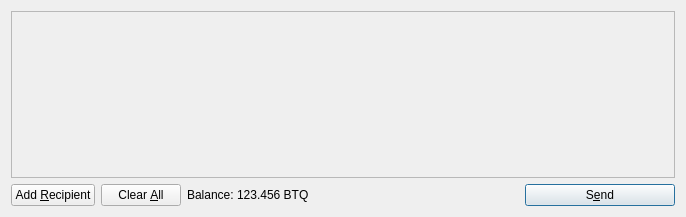
Old version of the form src/qt/forms/sendcoinsdialog.ui in the repository bitquarkcoin/BitQuark.
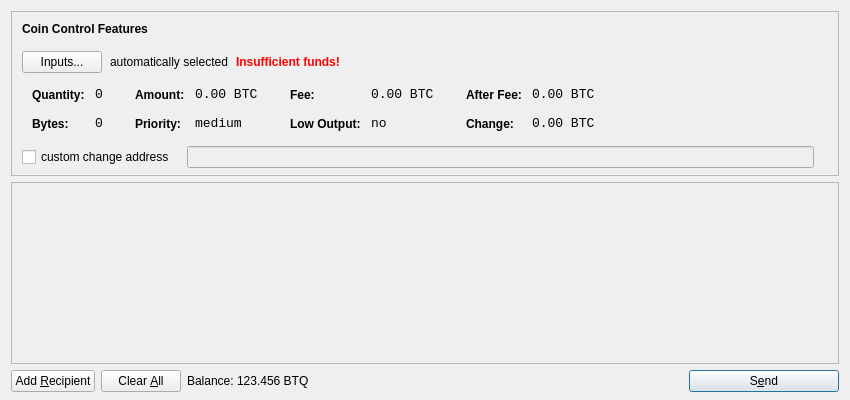
New version of the form. Icons and pictures are not drawn.

Patch:
```diff
--- a/src/qt/forms/sendcoinsdialog.ui
+++ b/src/qt/forms/sendcoinsdialog.ui
@@ -6,14 +6,615 @@
    <rect>
     <x>0</x>
     <y>0</y>
-    <width>686</width>
-    <height>217</height>
+    <width>850</width>
+    <height>400</height>
    </rect>
   </property>
   <property name="windowTitle">
    <string>Send Coins</string>
   </property>
-  <layout class="QVBoxLayout" name="verticalLayout">
+  <layout class="QVBoxLayout" name="verticalLayout" stretch="0,1,0">
+   <property name="bottomMargin">
+    <number>8</number>
+   </property>
+   <item>
+    <widget class="QFrame" name="frameCoinControl">
+     <property name="sizePolicy">
+      <sizepolicy hsizetype="Expanding" vsizetype="Expanding">
+       <horstretch>0</horstretch>
+       <verstretch>0</verstretch>
+      </sizepolicy>
+     </property>
+     <property name="maximumSize">
+      <size>
+       <width>16777215</width>
+       <height>16777215</height>
+      </size>
+     </property>
+     <property name="frameShape">
+      <enum>QFrame::StyledPanel</enum>
+     </property>
+     <property name="frameShadow">
+      <enum>QFrame::Sunken</enum>
+     </property>
+     <layout class="QVBoxLayout" name="verticalLayoutCoinControl2">
+      <property name="spacing">
+       <number>-1</number>
+      </property>
+      <property name="leftMargin">
+       <number>0</number>
+      </property>
+      <property name="topMargin">
+       <number>0</number>
+      </property>
+      <property name="rightMargin">
+       <number>0</number>
+      </property>
+      <property name="bottomMargin">
+       <number>6</number>
+      </property>
+      <item>
+       <layout class="QVBoxLayout" name="verticalLayoutCoinControl" stretch="0,0,0,0,1">
+        <property name="spacing">
+         <number>0</number>
+        </property>
+        <property name="leftMargin">
+         <number>10</number>
+        </property>
+        <property name="topMargin">
+         <number>10</number>
+        </property>
+        <item>
+         <layout class="QHBoxLayout" name="horizontalLayoutCoinControl1">
+          <property name="bottomMargin">
+           <number>15</number>
+          </property>
+          <item>
+           <widget class="QLabel" name="labelCoinControlFeatures">
+            <property name="sizePolicy">
+             <sizepolicy hsizetype="Preferred" vsizetype="Maximum">
+              <horstretch>0</horstretch>
+              <verstretch>0</verstretch>
+             </sizepolicy>
+            </property>
+            <property name="font">
+             <font>
+              <weight>75</weight>
+              <bold>true</bold>
+             </font>
+            </property>
+            <property name="styleSheet">
+             <string notr="true">font-weight:bold;</string>
+            </property>
+            <property name="text">
+             <string>Coin Control Features</string>
+            </property>
+           </widget>
+          </item>
+         </layout>
+        </item>
+        <item>
+         <layout class="QHBoxLayout" name="horizontalLayoutCoinControl2" stretch="0,0,0,0">
+          <property name="spacing">
+           <number>8</number>
+          </property>
+          <property name="bottomMargin">
+           <number>10</number>
+          </property>
+          <item>
+           <widget class="QPushButton" name="pushButtonCoinControl">
+            <property name="styleSheet">
+             <string notr="true"/>
+            </property>
+            <property name="text">
+             <string>Inputs...</string>
+            </property>
+           </widget>
+          </item>
+          <item>
+           <widget class="QLabel" name="labelCoinControlAutomaticallySelected">
+            <property name="text">
+             <string>automatically selected</string>
+            </property>
+            <property name="margin">
+             <number>5</number>
+            </property>
+           </widget>
+          </item>
+          <item>
+           <widget class="QLabel" name="labelCoinControlInsuffFunds">
+            <property name="font">
+             <font>
+              <weight>75</weight>
+              <bold>true</bold>
+             </font>
+            </property>
+            <property name="styleSheet">
+             <string notr="true">color:red;font-weight:bold;</string>
+            </property>
+            <property name="text">
+             <string>Insufficient funds!</string>
+            </property>
+            <property name="margin">
+             <number>5</number>
+            </property>
+           </widget>
+          </item>
+          <item>
+           <spacer name="horizontalSpacerCoinControl">
+            <property name="orientation">
+             <enum>Qt::Horizontal</enum>
+            </property>
+            <property name="sizeHint" stdset="0">
+             <size>
+              <width>40</width>
+              <height>1</height>
+             </size>
+            </property>
+           </spacer>
+          </item>
+         </layout>
+        </item>
+        <item>
+         <widget class="QWidget" name="widgetCoinControl" native="true">
+          <property name="sizePolicy">
+           <sizepolicy hsizetype="Preferred" vsizetype="Preferred">
+            <horstretch>0</horstretch>
+            <verstretch>0</verstretch>
+           </sizepolicy>
+          </property>
+          <property name="minimumSize">
+           <size>
+            <width>0</width>
+            <height>0</height>
+           </size>
+          </property>
+          <property name="styleSheet">
+           <string notr="true"/>
+          </property>
+          <layout class="QHBoxLayout" name="horizontalLayoutCoinControl5">
+           <property name="margin">
+            <number>0</number>
+           </property>
+           <item>
+            <layout class="QHBoxLayout" name="horizontalLayoutCoinControl3" stretch="0,0,0,1">
+             <property name="spacing">
+              <number>20</number>
+             </property>
+             <property name="topMargin">
+              <number>0</number>
+             </property>
+             <property name="bottomMargin">
+              <number>10</number>
+             </property>
+             <item>
+              <layout class="QFormLayout" name="formLayoutCoinControl1">
+               <property name="horizontalSpacing">
+                <number>10</number>
+               </property>
+               <property name="verticalSpacing">
+                <number>14</number>
+               </property>
+               <property name="leftMargin">
+                <number>10</number>
+               </property>
+               <property name="topMargin">
+                <number>4</number>
+               </property>
+               <property name="rightMargin">
+                <number>6</number>
+               </property>
+               <item row="0" column="0">
+                <widget class="QLabel" name="labelCoinControlQuantityText">
+                 <property name="styleSheet">
+                  <string notr="true">font-weight:bold;</string>
+                 </property>
+                 <property name="text">
+                  <string>Quantity:</string>
+                 </property>
+                 <property name="margin">
+                  <number>0</number>
+                 </property>
+                </widget>
+               </item>
+               <item row="0" column="1">
+                <widget class="QLabel" name="labelCoinControlQuantity">
+                 <property name="font">
+                  <font>
+                   <family>Monospace</family>
+                   <pointsize>10</pointsize>
+                  </font>
+                 </property>
+                 <property name="cursor">
+                  <cursorShape>IBeamCursor</cursorShape>
+                 </property>
+                 <property name="contextMenuPolicy">
+                  <enum>Qt::ActionsContextMenu</enum>
+                 </property>
+                 <property name="text">
+                  <string notr="true">0</string>
+                 </property>
+                 <property name="margin">
+                  <number>0</number>
+                 </property>
+                 <property name="textInteractionFlags">
+                  <set>Qt::LinksAccessibleByMouse|Qt::TextSelectableByKeyboard|Qt::TextSelectableByMouse</set>
+                 </property>
+                </widget>
+               </item>
+               <item row="1" column="0">
+                <widget class="QLabel" name="labelCoinControlBytesText">
+                 <property name="styleSheet">
+                  <string notr="true">font-weight:bold;</string>
+                 </property>
+                 <property name="text">
+                  <string>Bytes:</string>
+                 </property>
+                </widget>
+               </item>
+               <item row="1" column="1">
+                <widget class="QLabel" name="labelCoinControlBytes">
+                 <property name="font">
+                  <font>
+                   <family>Monospace</family>
+                   <pointsize>10</pointsize>
+                  </font>
+                 </property>
+                 <property name="cursor">
+                  <cursorShape>IBeamCursor</cursorShape>
+                 </property>
+                 <property name="contextMenuPolicy">
+                  <enum>Qt::ActionsContextMenu</enum>
+                 </property>
+                 <property name="text">
+                  <string notr="true">0</string>
+                 </property>
+                 <property name="textInteractionFlags">
+                  <set>Qt::LinksAccessibleByMouse|Qt::TextSelectableByKeyboard|Qt::TextSelectableByMouse</set>
+                 </property>
+                </widget>
+               </item>
+              </layout>
+             </item>
+             <item>
+              <layout class="QFormLayout" name="formLayoutCoinControl2">
+               <property name="horizontalSpacing">
+                <number>10</number>
+               </property>
+               <property name="verticalSpacing">
+                <number>14</number>
+               </property>
+               <property name="leftMargin">
+                <number>6</number>
+               </property>
+               <property name="topMargin">
+                <number>4</number>
+               </property>
+               <property name="rightMargin">
+                <number>6</number>
+               </property>
+               <item row="0" column="0">
+                <widget class="QLabel" name="labelCoinControlAmountText">
+                 <property name="styleSheet">
+                  <string notr="true">font-weight:bold;</string>
+                 </property>
+                 <property name="text">
+                  <string>Amount:</string>
+                 </property>
+                 <property name="margin">
+                  <number>0</number>
+                 </property>
+                </widget>
+               </item>
+               <item row="0" column="1">
+                <widget class="QLabel" name="labelCoinControlAmount">
+                 <property name="font">
+                  <font>
+                   <family>Monospace</family>
+                   <pointsize>10</pointsize>
+                  </font>
+                 </property>
+                 <property name="cursor">
+                  <cursorShape>IBeamCursor</cursorShape>
+                 </property>
+                 <property name="contextMenuPolicy">
+                  <enum>Qt::ActionsContextMenu</enum>
+                 </property>
+                 <property name="text">
+                  <string notr="true">0.00 BTC</string>
+                 </property>
+                 <property name="textInteractionFlags">
+                  <set>Qt::LinksAccessibleByMouse|Qt::TextSelectableByKeyboard|Qt::TextSelectableByMouse</set>
+                 </property>
+                </widget>
+               </item>
+               <item row="1" column="0">
+                <widget class="QLabel" name="labelCoinControlPriorityText">
+                 <property name="styleSheet">
+                  <string notr="true">font-weight:bold;</string>
+                 </property>
+                 <property name="text">
+                  <string>Priority:</string>
+                 </property>
+                </widget>
+               </item>
+               <item row="1" column="1">
+                <widget class="QLabel" name="labelCoinControlPriority">
+                 <property name="font">
+                  <font>
+                   <family>Monospace</family>
+                   <pointsize>10</pointsize>
+                  </font>
+                 </property>
+                 <property name="cursor">
+                  <cursorShape>IBeamCursor</cursorShape>
+                 </property>
+                 <property name="contextMenuPolicy">
+                  <enum>Qt::ActionsContextMenu</enum>
+                 </property>
+                 <property name="text">
+                  <string>medium</string>
+                 </property>
+                 <property name="textInteractionFlags">
+                  <set>Qt::LinksAccessibleByMouse|Qt::TextSelectableByKeyboard|Qt::TextSelectableByMouse</set>
+                 </property>
+                </widget>
+               </item>
+              </layout>
+             </item>
+             <item>
+              <layout class="QFormLayout" name="formLayoutCoinControl3">
+               <property name="horizontalSpacing">
+                <number>10</number>
+               </property>
+               <property name="verticalSpacing">
+                <number>14</number>
+               </property>
+               <property name="leftMargin">
+                <number>6</number>
+               </property>
+               <property name="topMargin">
+                <number>4</number>
+               </property>
+               <property name="rightMargin">
+                <number>6</number>
+               </property>
+               <item row="0" column="0">
+                <widget class="QLabel" name="labelCoinControlFeeText">
+                 <property name="styleSheet">
+                  <string notr="true">font-weight:bold;</string>
+                 </property>
+                 <property name="text">
+                  <string>Fee:</string>
+                 </property>
+                 <property name="margin">
+                  <number>0</number>
+                 </property>
+                </widget>
+               </item>
+               <item row="0" column="1">
+                <widget class="QLabel" name="labelCoinControlFee">
+                 <property name="font">
+                  <font>
+                   <family>Monospace</family>
+                   <pointsize>10</pointsize>
+                  </font>
+                 </property>
+                 <property name="cursor">
+                  <cursorShape>IBeamCursor</cursorShape>
+                 </property>
+                 <property name="contextMenuPolicy">
+                  <enum>Qt::ActionsContextMenu</enum>
+                 </property>
+                 <property name="text">
+                  <string notr="true">0.00 BTC</string>
+                 </property>
+                 <property name="textInteractionFlags">
+                  <set>Qt::LinksAccessibleByMouse|Qt::TextSelectableByKeyboard|Qt::TextSelectableByMouse</set>
+                 </property>
+                </widget>
+               </item>
+               <item row="1" column="0">
+                <widget class="QLabel" name="labelCoinControlLowOutputText">
+                 <property name="styleSheet">
+                  <string notr="true">font-weight:bold;</string>
+                 </property>
+                 <property name="text">
+                  <string>Low Output:</string>
+                 </property>
+                </widget>
+               </item>
+               <item row="1" column="1">
+                <widget class="QLabel" name="labelCoinControlLowOutput">
+                 <property name="font">
+                  <font>
+                   <family>Monospace</family>
+                   <pointsize>10</pointsize>
+                  </font>
+                 </property>
+                 <property name="cursor">
+                  <cursorShape>IBeamCursor</cursorShape>
+                 </property>
+                 <property name="contextMenuPolicy">
+                  <enum>Qt::ActionsContextMenu</enum>
+                 </property>
+                 <property name="text">
+                  <string>no</string>
+                 </property>
+                 <property name="textInteractionFlags">
+                  <set>Qt::LinksAccessibleByMouse|Qt::TextSelectableByKeyboard|Qt::TextSelectableByMouse</set>
+                 </property>
+                </widget>
+               </item>
+              </layout>
+             </item>
+             <item>
+              <layout class="QFormLayout" name="formLayoutCoinControl4">
+               <property name="horizontalSpacing">
+                <number>10</number>
+               </property>
+               <property name="verticalSpacing">
+                <number>14</number>
+               </property>
+               <property name="leftMargin">
+                <number>6</number>
+               </property>
+               <property name="topMargin">
+                <number>4</number>
+               </property>
+               <property name="rightMargin">
+                <number>6</number>
+               </property>
+               <item row="0" column="0">
+                <widget class="QLabel" name="labelCoinControlAfterFeeText">
+                 <property name="styleSheet">
+                  <string notr="true">font-weight:bold;</string>
+                 </property>
+                 <property name="text">
+                  <string>After Fee:</string>
+                 </property>
+                 <property name="margin">
+                  <number>0</number>
+                 </property>
+                </widget>
+               </item>
+               <item row="0" column="1">
+                <widget class="QLabel" name="labelCoinControlAfterFee">
+                 <property name="font">
+                  <font>
+                   <family>Monospace</family>
+                   <pointsize>10</pointsize>
+                  </font>
+                 </property>
+                 <property name="cursor">
+                  <cursorShape>IBeamCursor</cursorShape>
+                 </property>
+                 <property name="contextMenuPolicy">
+                  <enum>Qt::ActionsContextMenu</enum>
+                 </property>
+                 <property name="text">
+                  <string notr="true">0.00 BTC</string>
+                 </property>
+                 <property name="textInteractionFlags">
+                  <set>Qt::LinksAccessibleByMouse|Qt::TextSelectableByKeyboard|Qt::TextSelectableByMouse</set>
+                 </property>
+                </widget>
+               </item>
+               <item row="1" column="0">
+                <widget class="QLabel" name="labelCoinControlChangeText">
+                 <property name="styleSheet">
+                  <string notr="true">font-weight:bold;</string>
+                 </property>
+                 <property name="text">
+                  <string>Change:</string>
+                 </property>
+                </widget>
+               </item>
+               <item row="1" column="1">
+                <widget class="QLabel" name="labelCoinControlChange">
+                 <property name="font">
+                  <font>
+                   <family>Monospace</family>
+                   <pointsize>10</pointsize>
+                  </font>
+                 </property>
+                 <property name="cursor">
+                  <cursorShape>IBeamCursor</cursorShape>
+                 </property>
+                 <property name="contextMenuPolicy">
+                  <enum>Qt::ActionsContextMenu</enum>
+                 </property>
+                 <property name="text">
+                  <string notr="true">0.00 BTC</string>
+                 </property>
+                 <property name="textInteractionFlags">
+                  <set>Qt::LinksAccessibleByMouse|Qt::TextSelectableByKeyboard|Qt::TextSelectableByMouse</set>
+                 </property>
+                </widget>
+               </item>
+              </layout>
+             </item>
+            </layout>
+           </item>
+          </layout>
+         </widget>
+        </item>
+        <item>
+         <layout class="QHBoxLayout" name="horizontalLayoutCoinControl4" stretch="0,0,0">
+          <property name="spacing">
+           <number>12</number>
+          </property>
+          <property name="sizeConstraint">
+           <enum>QLayout::SetDefaultConstraint</enum>
+          </property>
+          <property name="topMargin">
+           <number>5</number>
+          </property>
+          <property name="rightMargin">
+           <number>5</number>
+          </property>
+          <item>
+           <widget class="QCheckBox" name="checkBoxCoinControlChange">
+            <property name="text">
+             <string>custom change address</string>
+            </property>
+           </widget>
+          </item>
+          <item>
+           <widget class="QLineEdit" name="lineEditCoinControlChange">
+            <property name="enabled">
+             <bool>false</bool>
+            </property>
+            <property name="sizePolicy">
+             <sizepolicy hsizetype="Expanding" vsizetype="Fixed">
+              <horstretch>0</horstretch>
+              <verstretch>0</verstretch>
+             </sizepolicy>
+            </property>
+           </widget>
+          </item>
+          <item>
+           <widget class="QLabel" name="labelCoinControlChangeLabel">
+            <property name="sizePolicy">
+             <sizepolicy hsizetype="Preferred" vsizetype="Expanding">
+              <horstretch>0</horstretch>
+              <verstretch>0</verstretch>
+             </sizepolicy>
+            </property>
+            <property name="minimumSize">
+             <size>
+              <width>0</width>
+              <height>0</height>
+             </size>
+            </property>
+            <property name="text">
+             <string/>
+            </property>
+            <property name="margin">
+             <number>3</number>
+            </property>
+           </widget>
+          </item>
+         </layout>
+        </item>
+        <item>
+         <spacer name="verticalSpacerCoinControl">
+          <property name="orientation">
+           <enum>Qt::Vertical</enum>
+          </property>
+          <property name="sizeHint" stdset="0">
+           <size>
+            <width>800</width>
+            <height>1</height>
+           </size>
+          </property>
+         </spacer>
+        </item>
+       </layout>
+      </item>
+     </layout>
+    </widget>
+   </item>
    <item>
     <widget class="QScrollArea" name="scrollArea">
      <property name="widgetResizable">
@@ -24,7 +625,7 @@
        <rect>
         <x>0</x>
         <y>0</y>
-        <width>666</width>
+        <width>830</width>
         <height>165</height>
        </rect>
       </property>
```
